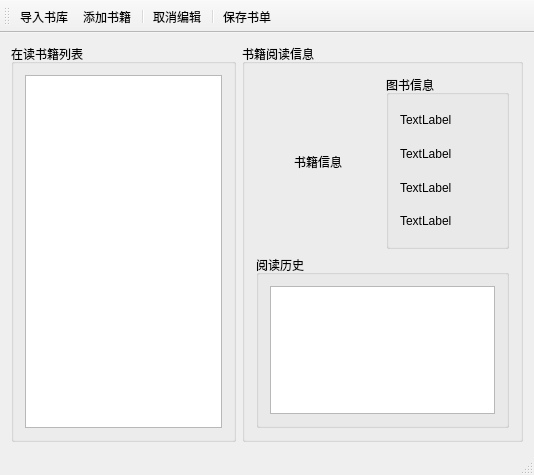
Before: the Qt Designer form mainwindow.ui in MarJoSong/BookManger, drawn with Qt 5.
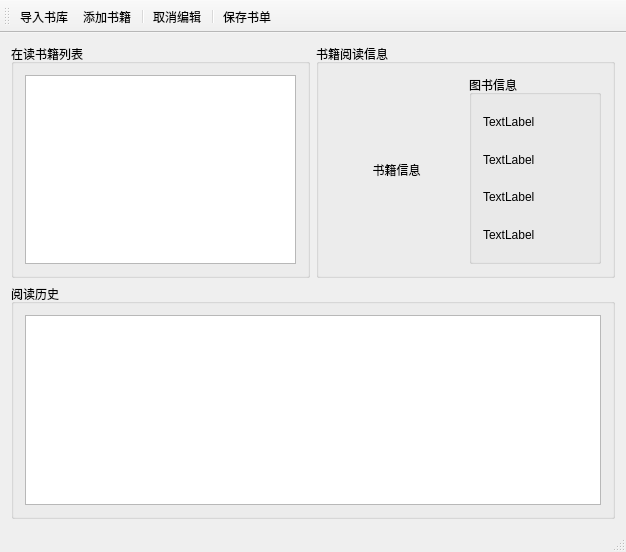
After: the same form once the commit is applied. Icons and pictures are not drawn.

```diff
--- a/mainwindow.ui
+++ b/mainwindow.ui
@@ -6,8 +6,8 @@
    <rect>
     <x>0</x>
     <y>0</y>
-    <width>534</width>
-    <height>475</height>
+    <width>626</width>
+    <height>552</height>
    </rect>
   </property>
   <property name="maximumSize">
@@ -20,9 +20,11 @@
    <string>Qt读书管理器</string>
   </property>
   <widget class="QWidget" name="centralWidget">
+   <layout class="QGridLayout" name="gridLayout_2">
+    <item row="0" column="0">
    <layout class="QVBoxLayout" name="verticalLayout_3">
     <item>
-     <layout class="QHBoxLayout" name="horizontalLayout" stretch="4,5">
+       <layout class="QHBoxLayout" name="horizontalLayout" stretch="1,1">
       <item>
        <widget class="QGroupBox" name="groupBox">
         <property name="title">
@@ -40,10 +42,8 @@
         <property name="title">
          <string>书籍阅读信息</string>
         </property>
-        <layout class="QVBoxLayout" name="verticalLayout_5">
-         <item>
-          <layout class="QVBoxLayout" name="verticalLayout_4" stretch="1,1">
-           <item>
+          <layout class="QGridLayout" name="gridLayout">
+           <item row="0" column="0">
             <layout class="QHBoxLayout" name="horizontalLayout_2">
              <item>
               <widget class="QLabel" name="bookSnap">
@@ -100,6 +100,11 @@
                    <string>TextLabel</string>
                   </property>
                  </widget>
+                </item>
+               </layout>
+              </widget>
+             </item>
+            </layout>
                 </item>
                </layout>
               </widget>
@@ -113,12 +118,7 @@
              </property>
              <layout class="QVBoxLayout" name="verticalLayout_2">
               <item>
-               <widget class="QPlainTextEdit" name="plainTextEdit"/>
-              </item>
-             </layout>
-            </widget>
-           </item>
-          </layout>
+          <widget class="QTableView" name="tableView"/>
          </item>
         </layout>
        </widget>
```
Left out of the diff: 10 changed lines with no effect on the pictures. Lines whose indentation alone changed are shown as unchanged.
